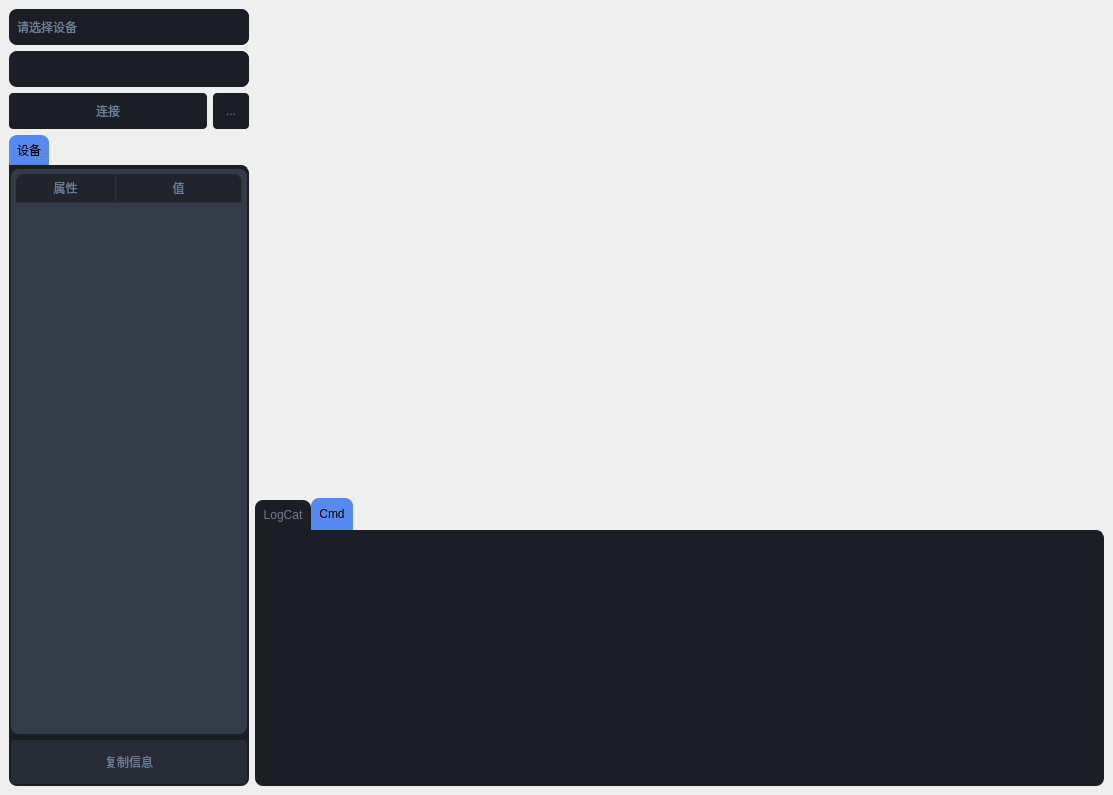
Old version of the form src/perfcat/pages/profiler/ui_profiler.ui in the repository kaluluosi/PerformanceCatcher.
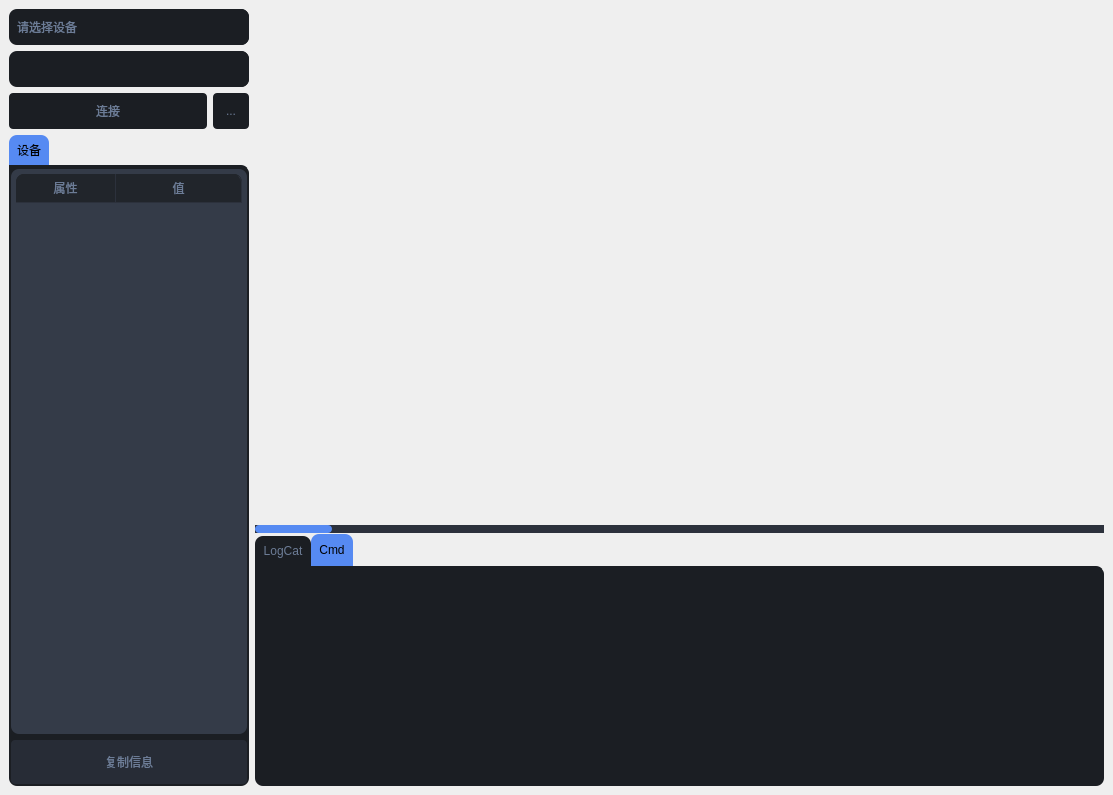
New version of the form. Icons and pictures are not drawn.

Diff of the .ui file:
```diff
--- a/src/perfcat/pages/profiler/ui_profiler.ui
+++ b/src/perfcat/pages/profiler/ui_profiler.ui
@@ -961,7 +961,7 @@
                   <x>0</x>
                   <y>0</y>
                   <width>849</width>
-                  <height>672</height>
+                  <height>445</height>
                  </rect>
                 </property>
                 <property name="layoutDirection">
@@ -989,9 +989,19 @@
                </widget>
               </widget>
              </item>
+             <item>
+              <widget class="QScrollBar" name="horizontalScrollBar">
+               <property name="orientation">
+                <enum>Qt::Horizontal</enum>
+               </property>
+              </widget>
+             </item>
             </layout>
            </widget>
            <widget class="QFrame" name="frame_3">
+            <property name="enabled">
+             <bool>true</bool>
+            </property>
             <property name="minimumSize">
              <size>
               <width>0</width>
```
Left out of the diff: 12 changed lines with no effect on the pictures.
